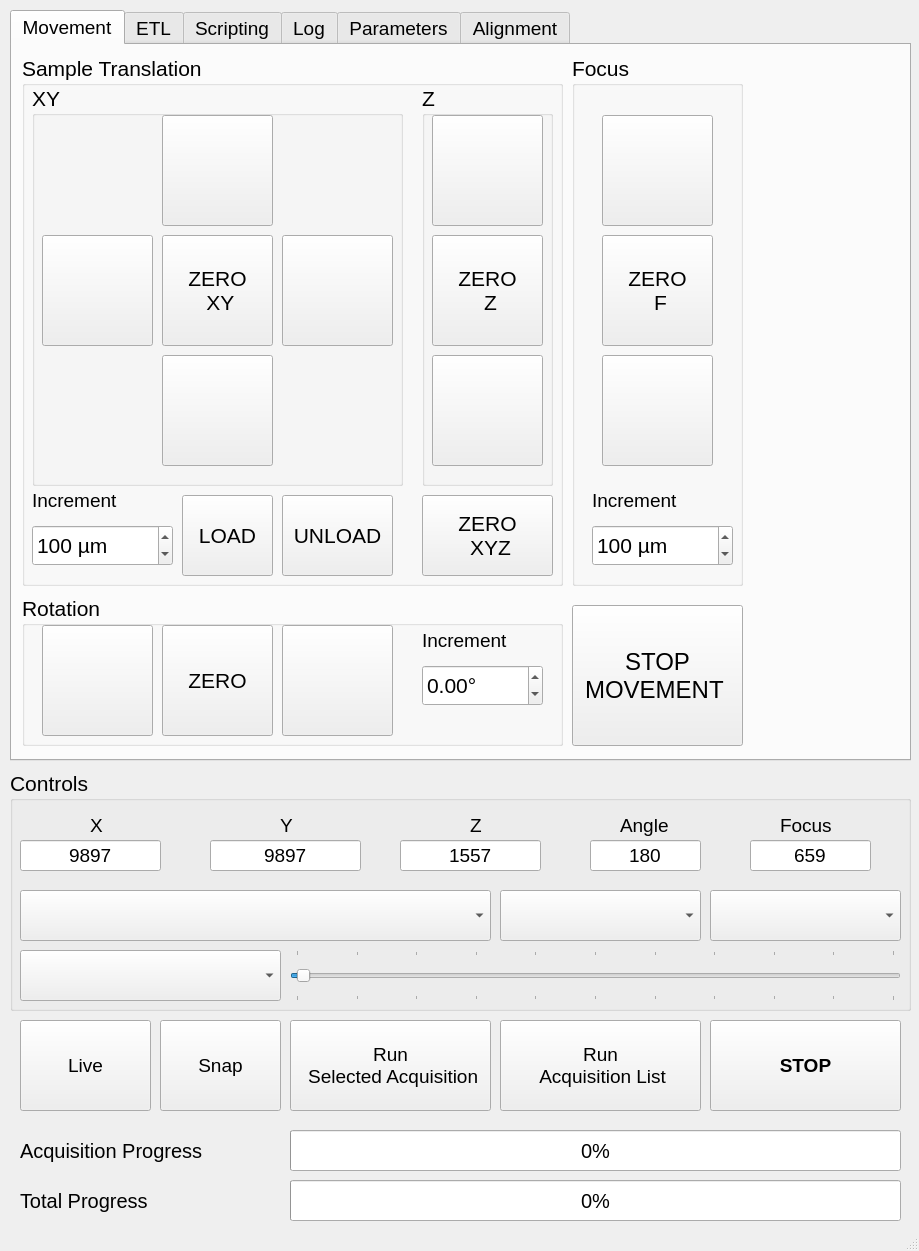
mesoSPIM/mesoSPIM-control, file mesoSPIM/gui/mesoSPIM_MainWindow.ui: the form before one commit.
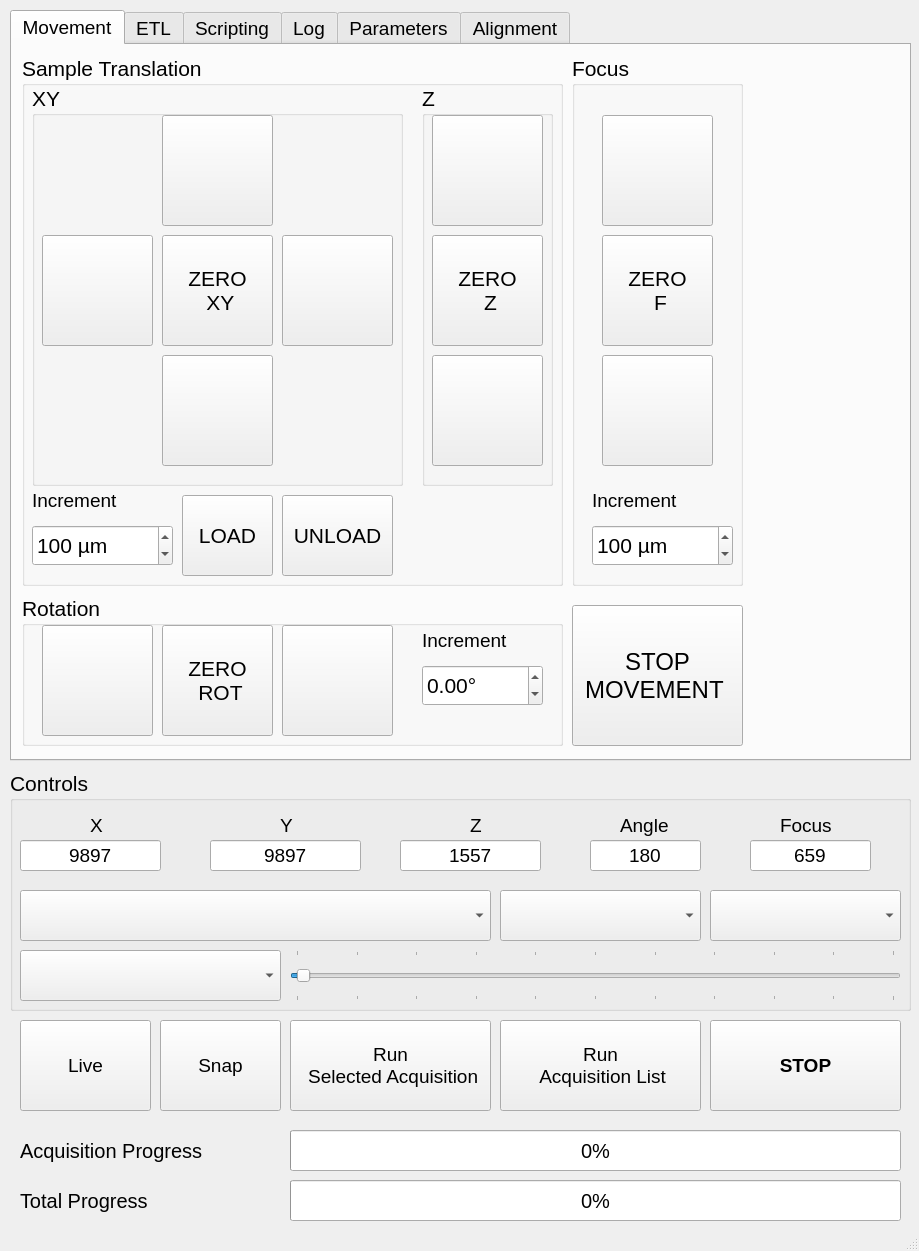
The form after the commit. The open tabs and pages were chosen to show the change. Icons and pictures are not drawn.

Commit message: Joystick Buttons working

What changed in the file:
```diff
--- a/mesoSPIM/gui/mesoSPIM_MainWindow.ui
+++ b/mesoSPIM/gui/mesoSPIM_MainWindow.ui
@@ -365,32 +365,6 @@
         </property>
        </widget>
       </widget>
-      <widget class="QPushButton" name="xyzZeroButton">
-       <property name="enabled">
-        <bool>true</bool>
-       </property>
-       <property name="geometry">
-        <rect>
-         <x>400</x>
-         <y>440</y>
-         <width>131</width>
-         <height>81</height>
-        </rect>
-       </property>
-       <property name="font">
-        <font>
-         <family>MS Shell Dlg 2</family>
-         <pointsize>16</pointsize>
-         <weight>50</weight>
-         <italic>false</italic>
-         <bold>false</bold>
-        </font>
-       </property>
-       <property name="text">
-        <string>ZERO
- XYZ</string>
-       </property>
-      </widget>
       <widget class="QPushButton" name="xyzLoadButton">
        <property name="enabled">
         <bool>true</bool>
@@ -798,7 +772,11 @@
         </font>
        </property>
        <property name="text">
-        <string>ZERO</string>
+        <string>ZERO 
+ ROT</string>
+       </property>
+       <property name="checkable">
+        <bool>true</bool>
        </property>
       </widget>
      </widget>
```
Left out of the diff: 14 changed lines with no effect on the pictures. The commit also changes 6 other files.
